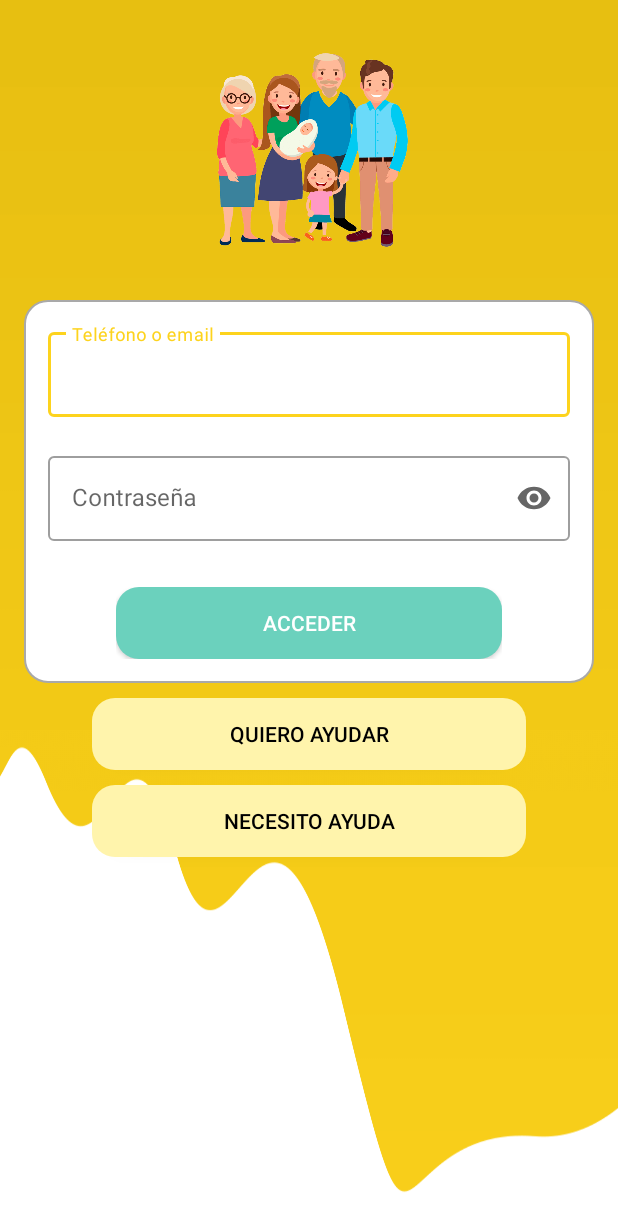
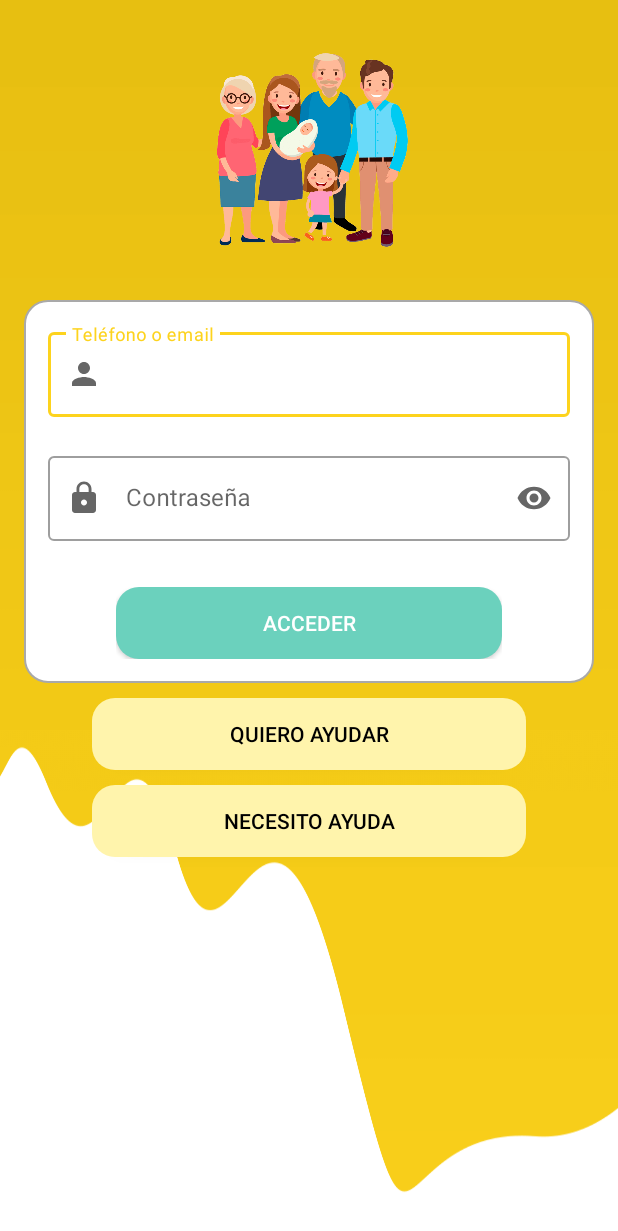
Before and after one commit to tu-vecino-te-ayuda/Android, an Android app: the screen it shows after launch (MainActivity), on a phone screen of 412 x 824 dp. Shown: the top 1231 px of the screen. Run offline under Robolectric (Android 15) with nearby library versions, the phone set to English and light mode, and no system bars; our stand-ins replace data binding.

Commit message:
Add icons to login screen

```diff
--- a/app/src/main/res/layout/fragment_login.xml
+++ b/app/src/main/res/layout/fragment_login.xml
@@ -45,7 +45,8 @@
                 android:hint="@string/login_user"
                 app:layout_constraintEnd_toEndOf="parent"
                 app:layout_constraintStart_toStartOf="parent"
-                app:layout_constraintTop_toTopOf="parent">
+                app:layout_constraintTop_toTopOf="parent"
+                app:startIconDrawable="@drawable/ic_person_black_24dp">
 
                 <com.google.android.material.textfield.TextInputEditText
                     android:id="@+id/login_user"
@@ -63,7 +64,8 @@
                 app:endIconMode="password_toggle"
                 app:layout_constraintEnd_toEndOf="parent"
                 app:layout_constraintStart_toStartOf="parent"
-                app:layout_constraintTop_toBottomOf="@id/login_user_container">
+                app:layout_constraintTop_toBottomOf="@id/login_user_container"
+                app:startIconDrawable="@drawable/ic_lock_black_24dp">
 
                 <com.google.android.material.textfield.TextInputEditText
                     android:id="@+id/login_password"
```
